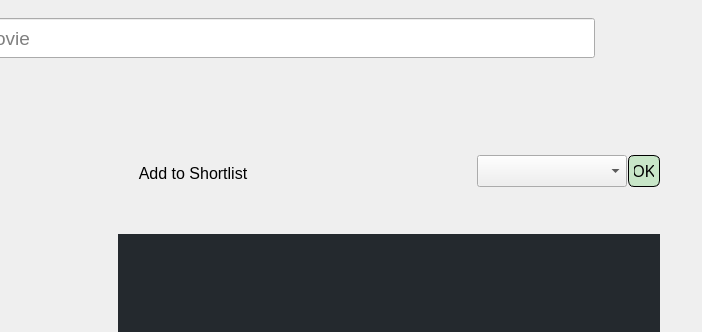
This is UI/ui_main.ui in lakshya076/Cinematch as Qt 5 draws it before an edit; both pictures show x 406 to 1108 and y 0 to 332 of the 1108 by 609 pixel window. The edited form follows.
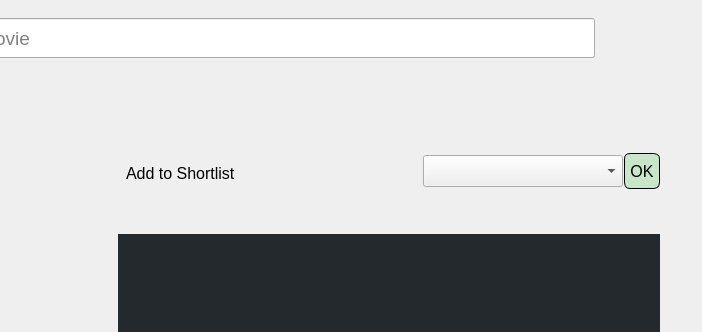
This is the edited form. Icons and pictures are not drawn. Custom widgets are drawn as their Qt base class.

```diff
--- a/UI/ui_main.ui
+++ b/UI/ui_main.ui
@@ -2481,8 +2481,8 @@
                   <widget class="QPushButton" name="display_add_toshortlist">
                    <property name="minimumSize">
                     <size>
-                     <width>150</width>
-                     <height>32</height>
+                        <width>200</width>
+                        <height>36</height>
                     </size>
                    </property>
                    <property name="maximumSize">
@@ -2500,6 +2500,7 @@
                      font:12pt;
                      border:none;
                      opacity:0;
+                        text-align:left;
                     </string>
                    </property>
                    <property name="text">
@@ -2539,7 +2540,7 @@
                   <widget class="QComboBox" name="display_combo">
                    <property name="minimumSize">
                     <size>
-                     <width>150</width>
+                        <width>200</width>
                      <height>32</height>
                     </size>
                    </property>
@@ -2552,10 +2553,16 @@
                  </item>
                  <item>
                   <widget class="QPushButton" name="display_anotherplaylist_but">
+                      <property name="minimumSize">
+                          <size>
+                              <width>36</width>
+                              <height>0</height>
+                          </size>
+                      </property>
                    <property name="maximumSize">
                     <size>
-                     <width>32</width>
-                     <height>32</height>
+                        <width>36</width>
+                        <height>36</height>
                     </size>
                    </property>
                    <property name="cursor">
```
Left out of the diff: 76 changed lines with no effect on the pictures.
